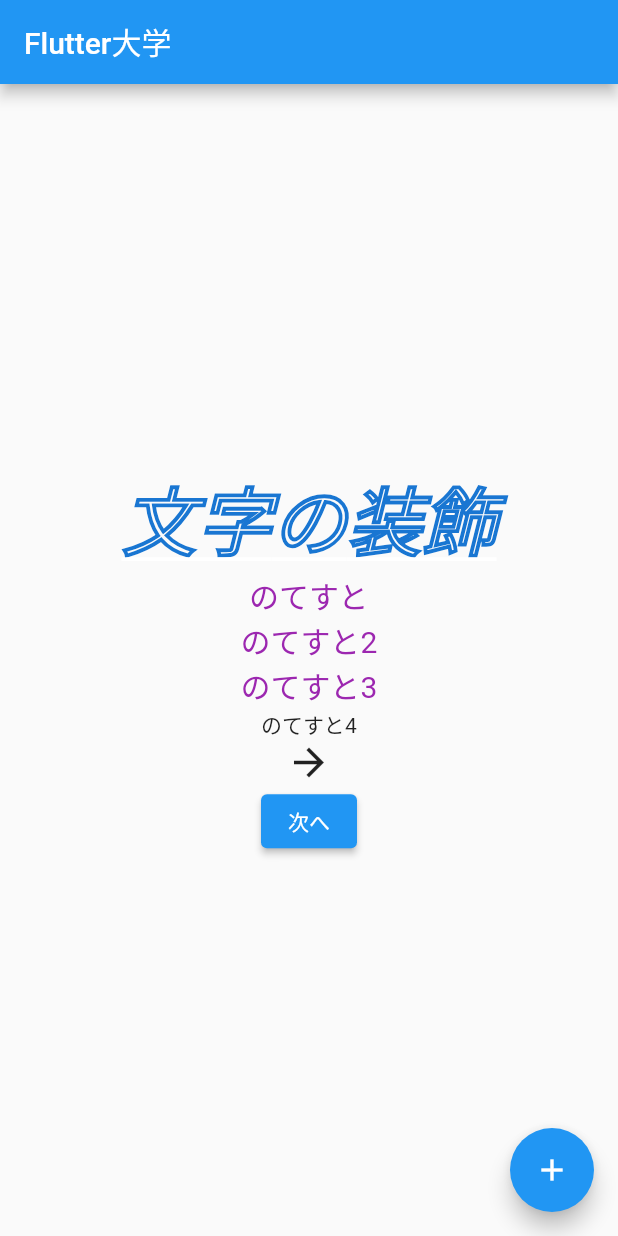
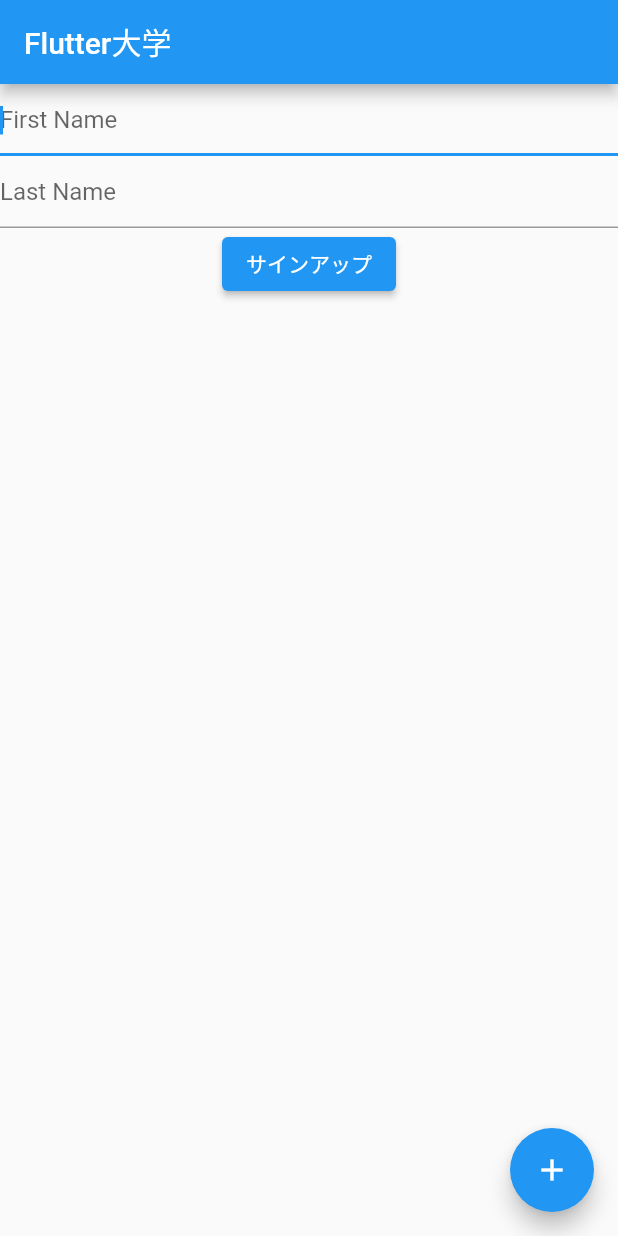
Before and after one commit to akrhgwr/coriander, a Flutter app: the screen it shows after launch, on a phone screen of 412 x 824 dp. Run offline on Flutter 3.47's test engine with Material 2 defaults, Android fonts, the phone set to English and light mode, and no system bars.

Commit message:
input form

```diff
--- a/lib/main.dart
+++ b/lib/main.dart
@@ -64,6 +64,12 @@ class _MyHomePageState extends State<MyHomePage> {
 
   String text = '次へ';
 
+  final myFocusNode = FocusNode();
+
+  String name = '';
+
+  final myController = TextEditingController();
+
   @override
   Widget build(BuildContext context) {
     // This method is rerun every time setState is called, for instance as done
@@ -79,62 +85,50 @@ class _MyHomePageState extends State<MyHomePage> {
       body: Container(
         width: double.infinity,
         child: Column(
-          mainAxisAlignment: MainAxisAlignment.center,
-          crossAxisAlignment: CrossAxisAlignment.center,
           children: <Widget>[
-            Text('文字の装飾',
-              style: TextStyle(fontSize: 50,
-                //color: Colors.green,
-                fontWeight: FontWeight.bold,
-                fontStyle: FontStyle.italic,
-                decoration: TextDecoration.underline,
-                foreground: Paint()
-                  ..style = PaintingStyle.stroke
-                  ..strokeWidth = 1
-                  ..color = Colors.blue[700]!,
+            TextField(
+              autofocus: true,
+              decoration: InputDecoration(
+                hintText: 'First Name'
               ),
+              onChanged: (text) {
+                name = text;
+                print('First text field: $text');
+              },
             ),
-            DefaultTextStyle(
-              style: TextStyle(
-                fontSize: 20,
-                color: Colors.purple),
-                child: Column(
-                  children: [
-                    Text('のてすと'),
-                    Text('のてすと2'),
-                    Text('のてすと3'),
-                  ],
-                )
-            ),
-            Text('のてすと4'),
-
-            //const Image(
-            //  image: NetworkImage('https://flutter.github.io/assets-for-api-docs/assets/widgets/owl.jpg'),
-            //),
-            //Image.network(
-            //  'https://flutter.github.io/assets-for-api-docs/assets/widgets/owl.jpg',
-            //),
-            //Image.asset('images/owl-2.jpg'),
-            Icon(
-              Icons.arrow_forward,
-              size: 30,
+            TextField(
+              controller: myController,
+              focusNode: myFocusNode,
+              decoration: InputDecoration(
+                    hintText: 'Last Name'
+                ),
+              onChanged: (text2) {
+                print('First text field2: $text2');
+              },
             ),
             ElevatedButton(
-              child: Text(text),
-              onPressed: () async {
-                print(text);
-                final result = await Navigator.push(
-                  context,
-                  MaterialPageRoute(
-                      builder: (context) => NextPage('Value Transfer')),
+              //style: raisedButtonStyle,
+              onPressed: ()  {
+                // TODO: ここにフォーカスするためのコード
+                //myFocusNode.requestFocus();
+                print(myController.text);
+                showDialog(
+                    context: context,
+                    builder: (context) {
+                      return AlertDialog(
+                        // Retrieve the text the user has entered by using the
+                        // TextEditingController.
+                         content: Text(myController.text),
+                      );
+                    },
                 );
-                text = result;
-                print(result);
-                //print(text);
               },
-            ),
+              child: Text('サインアップ'),
+            )
+
           ],
         ),
+
       ),
       floatingActionButton: FloatingActionButton(
         onPressed: _incrementCounter,
```
